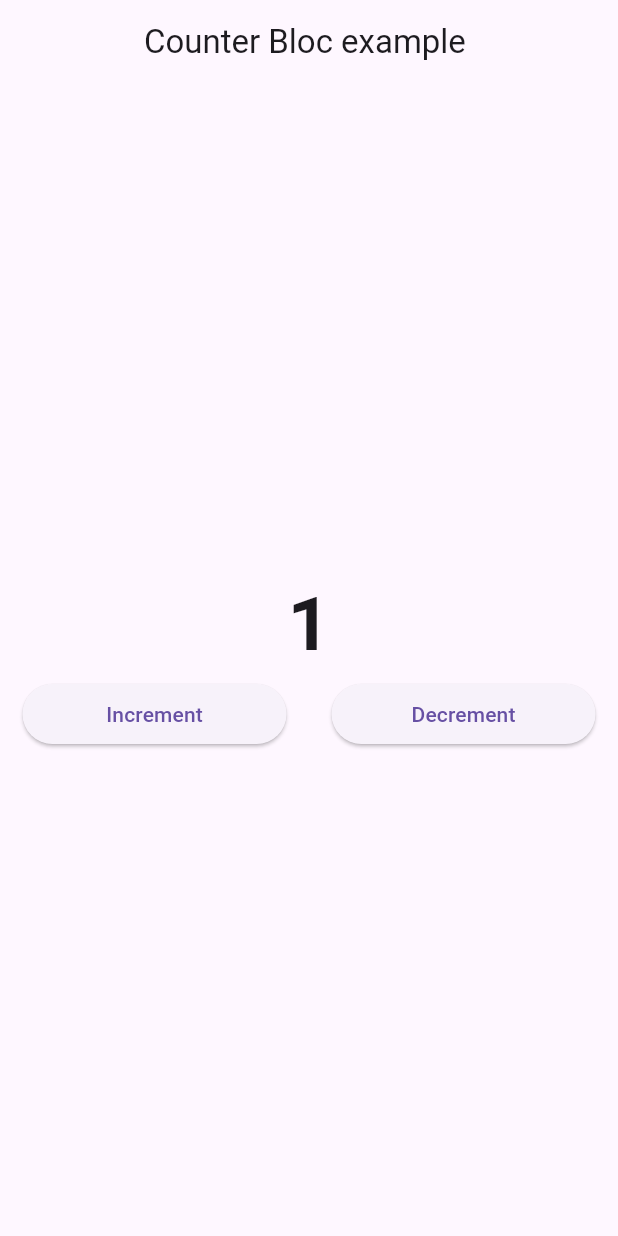
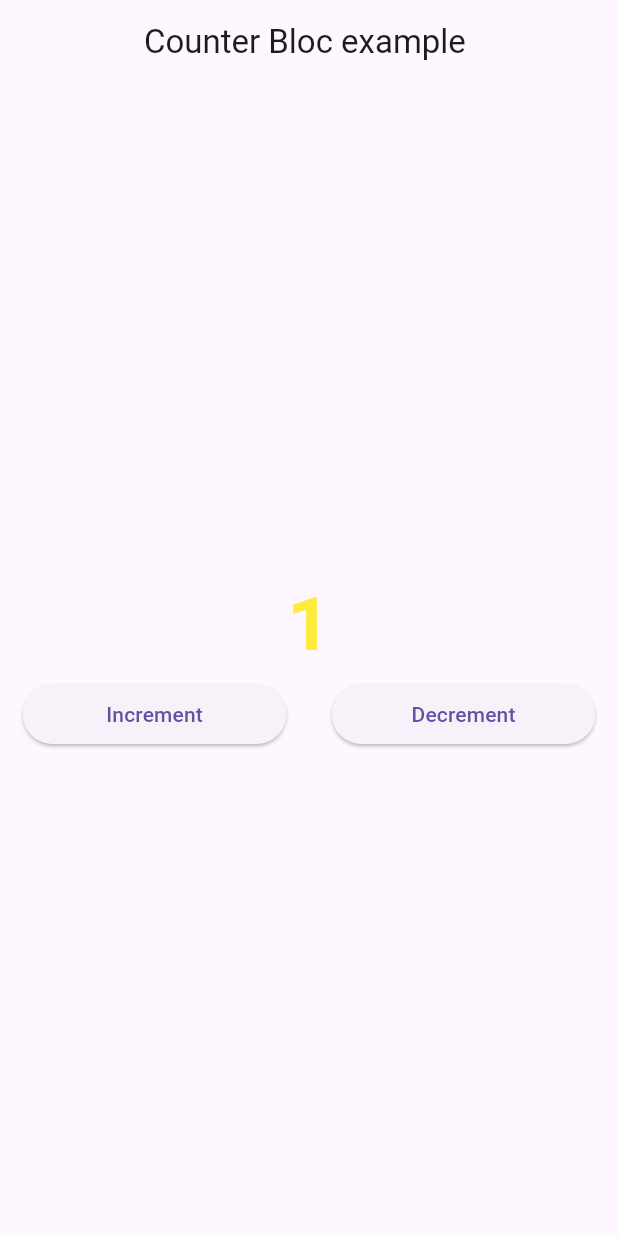
Before and after one commit to harisdev1/bloc_learning, a Flutter app: the screen it shows after launch, after a tap on "Increment", on a phone screen of 412 x 824 dp. Run offline on Flutter 3.47's test engine with Material 2 defaults, Android fonts, the phone set to English and light mode, and no system bars; our stand-ins replace bloc, equatable, flutter_bloc.

Commit message:
bloc listener implementation

```diff
--- a/lib/counter/pages/counter_bloc_page.dart
+++ b/lib/counter/pages/counter_bloc_page.dart
@@ -8,6 +8,7 @@ class CounterBlocPage extends StatelessWidget {
 
   @override
   Widget build(BuildContext context) {
+    Color textColor = Colors.black;
     return Scaffold(
       appBar: AppBar(
         centerTitle: true,
@@ -15,6 +16,14 @@ class CounterBlocPage extends StatelessWidget {
       ),
       body: Padding(
         padding: const EdgeInsets.symmetric(horizontal: 15),
+        child: BlocListener<CounterCubit, CounterState>(
+          listener: (context, state) {
+            if (state.count == 0) {
+              textColor = Colors.red;
+            } else {
+              textColor = Colors.yellow;
+            }
+          },
           child: Column(
             mainAxisAlignment: MainAxisAlignment.center,
             children: [
@@ -40,9 +49,10 @@ class CounterBlocPage extends StatelessWidget {
                 print("Build");
                 return Text(
                   '${state.count}',
-                style: const TextStyle(
+                  style: TextStyle(
                     fontSize: 50,
                     fontWeight: FontWeight.bold,
+                    color: textColor,
                   ),
                 );
               }),
@@ -70,6 +80,7 @@ class CounterBlocPage extends StatelessWidget {
             ],
           ),
         ),
+      ),
     );
   }
 }
```
Lines whose indentation alone changed are shown as unchanged.
